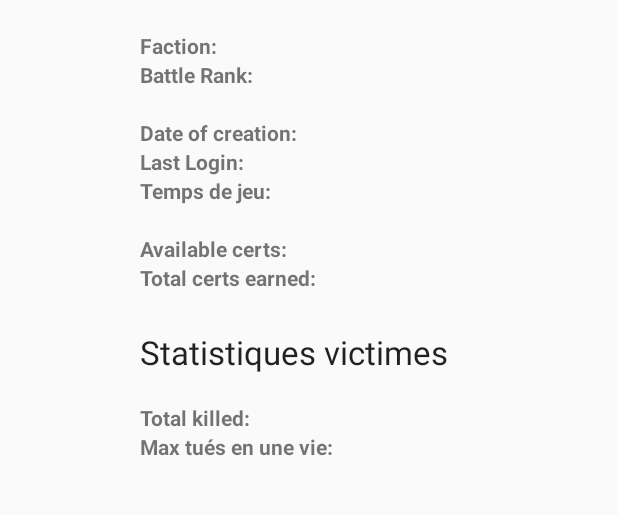
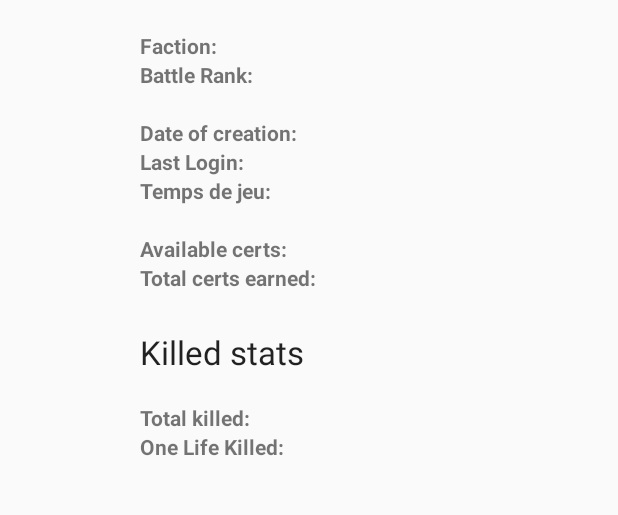
Before and after one commit to iKnarF/INF4042_BASTIDE_DOMERGUE, an Android app: the ScrollingActivity screen opened directly, with no data from a screen before it, on a phone screen of 412 x 824 dp, the part 344-859 px from its top. Run offline under Robolectric (Android 15) with nearby library versions, the phone set to English and light mode, and no system bars; 1 statement that could not run was skipped.

Commit message:
Last corrections : Happy New Year

```diff
--- a/app/src/main/res/layout/content_scrolling.xml
+++ b/app/src/main/res/layout/content_scrolling.xml
@@ -151,7 +151,7 @@
         <TableRow>
 
             <TextView
-                android:text="Max tués en une vie: "
+                android:text="@string/oneLifeKills"
                 android:textStyle="bold" />
 
             <TextView
--- a/app/src/main/res/values/strings.xml
+++ b/app/src/main/res/values/strings.xml
@@ -20,6 +20,7 @@
     <string name="time_played">Temps de jeu:</string>
     <string name="available_certs">Available certs:</string>
     <string name="total_certs">Total certs earned:</string>
-    <string name="kills_stats_title">Statistiques victimes</string>
+    <string name="kills_stats_title">Killed stats</string>
     <string name="total_killed">Total killed:</string>
+    <string name="oneLifeKills">One Life Killed:</string>
 </resources>
```
Also changed, not shown: 1 other file.
